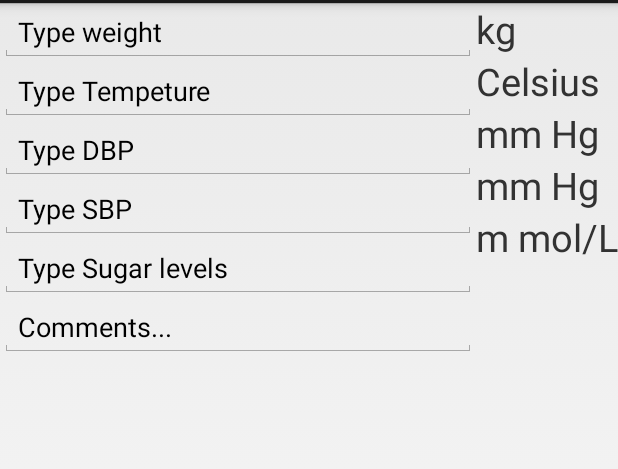
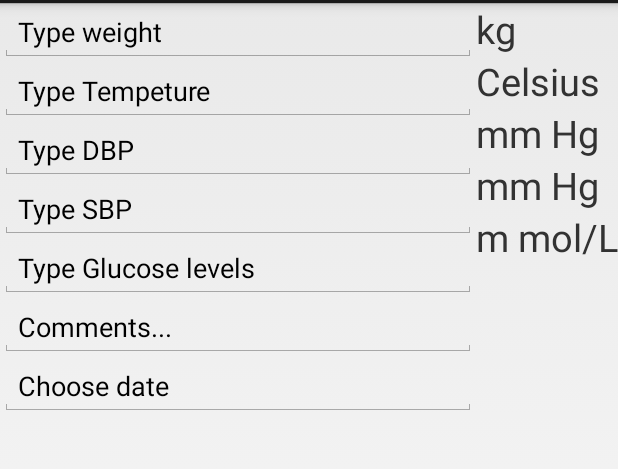
Before and after one commit to BrianFrederiksen/ITSMAP, an Android app: the layout fragment_new_measurement.xml on its own in the app's theme, with its tools: preview values and no code run, on a phone screen of 412 x 824 dp, the part 69-538 px from its top. Run offline under Robolectric (Android 15) with nearby library versions, the phone set to English and light mode, and no system bars.

Commit message:
Date field

```diff
--- a/TeleCare/app/src/main/res/layout/fragment_new_measurement.xml
+++ b/TeleCare/app/src/main/res/layout/fragment_new_measurement.xml
@@ -45,14 +45,20 @@
                 android:layout_width="fill_parent"
                 android:layout_height="wrap_content"
                 android:inputType="number"
-                android:id="@+id/etxSugar"
-                android:text="Type Sugar levels"/>
+                android:id="@+id/etxGlucose"
+                android:text="Type Glucose levels"/>
             <EditText
                 android:layout_width="fill_parent"
                 android:layout_height="wrap_content"
                 android:inputType="number"
                 android:id="@+id/etxComments"
                 android:text="Comments..." />
+            <EditText
+                android:layout_width="fill_parent"
+                android:layout_height="wrap_content"
+                android:inputType="date"
+                android:id="@+id/etxDate"
+                android:text="Choose date"/>
 
         </LinearLayout>
 
```
